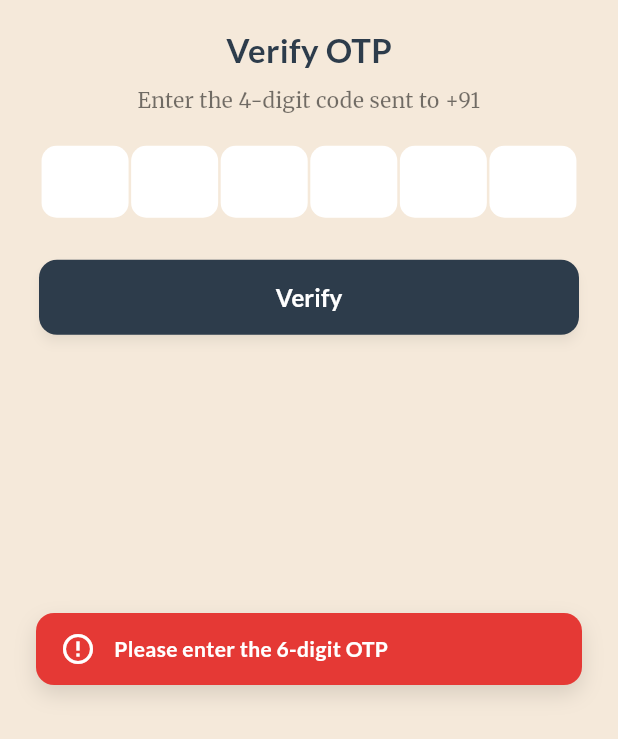
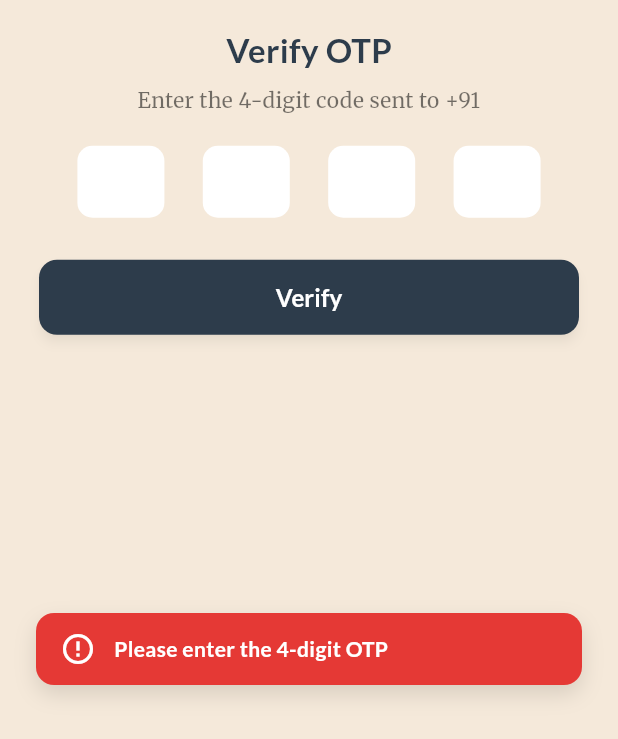
Before and after one commit to sagarsavaliya2106-sketch/TWS, a Flutter app: the OtpScreen screen opened directly with empty values, after a tap on "Verify", on a phone screen of 412 x 824 dp, the part 497-1236 px from its top. Run offline on Flutter 3.47's test engine with Material 3 defaults, Android fonts, the phone set to English and light mode, and no system bars; our stand-ins replace battery_plus, connectivity_plus, dio, flutter_riverpod, geolocator, shared_preferences and 1 more; accounts and stored records are empty.

Commit message:
4 Digit OTP

```diff
--- a/lib/features/auth/otp_screen.dart
+++ b/lib/features/auth/otp_screen.dart
@@ -20,8 +20,9 @@ class OtpScreen extends ConsumerStatefulWidget {
 }
 
 class _OtpScreenState extends ConsumerState<OtpScreen> {
-  final List<TextEditingController> _controllers = List.generate(6, (_) => TextEditingController());
-  final List<FocusNode> _focusNodes = List.generate(6, (_) => FocusNode());
+  final List<TextEditingController> _controllers = List.generate(4, (_) => TextEditingController());
+  final List<FocusNode> _focusNodes = List.generate(4, (_) => FocusNode());
+
   bool _loading = false;
   String? _errorText;
 
@@ -74,8 +75,8 @@ class _OtpScreenState extends ConsumerState<OtpScreen> {
     if (mounted) setState(() => _errorText = null);
 
     final otp = _currentOtp;
-    if (otp.length < 6 || otp.contains(RegExp(r'\D'))) {
-      showTwcToast(context, 'Please enter the 6-digit OTP', isError: true);
+    if (otp.length < 4 || otp.contains(RegExp(r'\D'))) {
+      showTwcToast(context, 'Please enter the 4-digit OTP', isError: true);
       return;
     }
 
@@ -179,7 +180,7 @@ class _OtpScreenState extends ConsumerState<OtpScreen> {
                 // OTP boxes
                 Row(
                   mainAxisAlignment: MainAxisAlignment.spaceEvenly,
-                  children: List.generate(6, (i) => _buildOtpBox(i)),
+                  children: List.generate(4, (i) => _buildOtpBox(i)),
                 ),
 
                 if (_errorText != null) ...[
--- a/lib/service/providers/auth_provider.dart
+++ b/lib/service/providers/auth_provider.dart
@@ -4,7 +4,8 @@ import 'package:untitled/service/api_service.dart';
 
 /// Provide ApiService instance — set baseUrl to your staging/production host
 final apiServiceProvider = Provider<ApiService>((ref) {
-  return ApiService('https://twcstaging.forklyft.in'); // change if needed
+  return ApiService('https://twcstaging.forklyft.in');
+  // return ApiService('https://twc.forklyft.in');
 });
 
 /// Auth state
--- a/pubspec.yaml
+++ b/pubspec.yaml
@@ -2,7 +2,7 @@ name: untitled
 description: "A new Flutter project."
 publish_to: 'none' # Remove this line if you wish to publish to pub.dev
 
-version: 1.0.0+1
+version: 6.0.0+6
 
 environment:
   sdk: ^3.8.1
```
Also changed, not shown: 7 other files.
